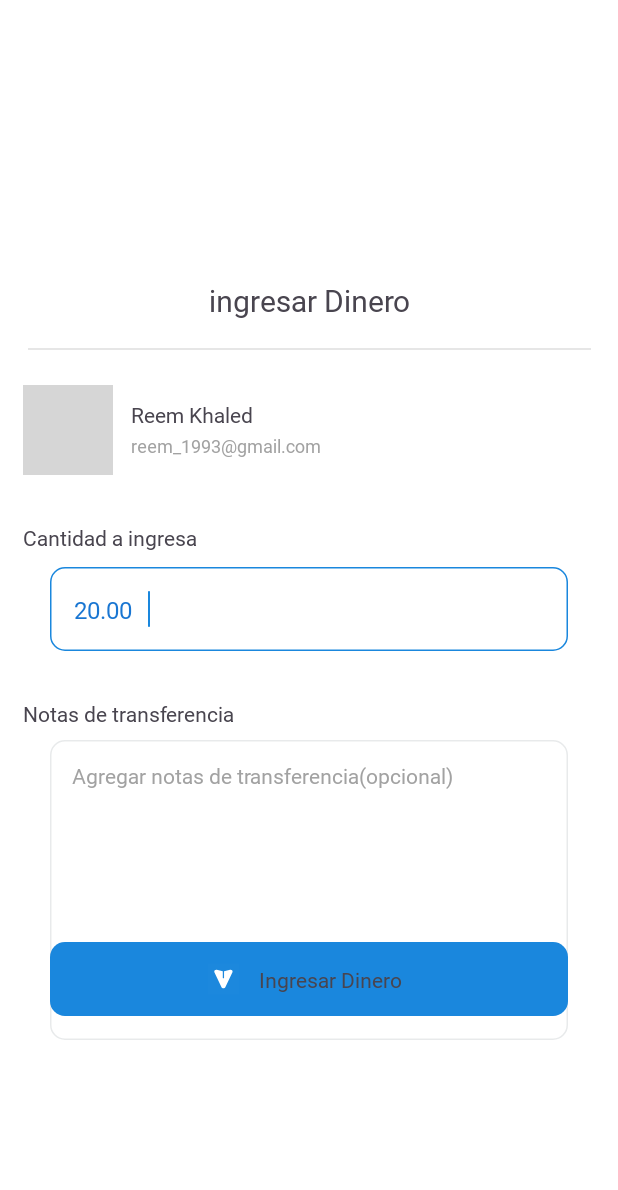
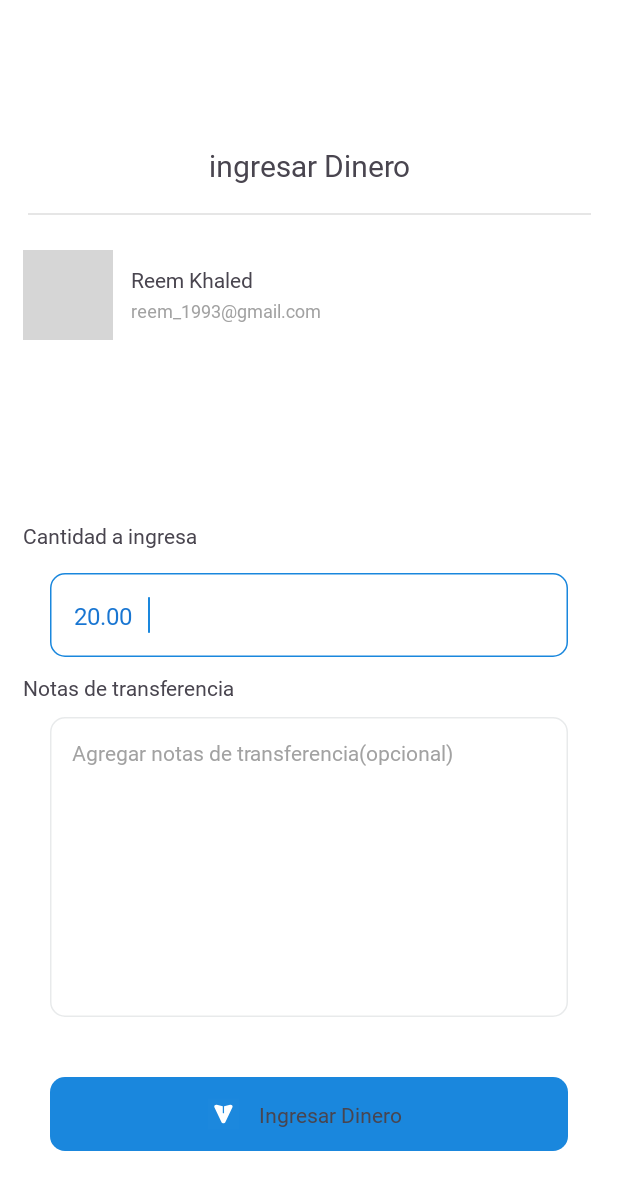
Before and after one commit to noscriptph/WalletAndroid, an Android app: the RequestMoney screen opened through its navigation route, on a phone screen of 412 x 824 dp. Shown: the top 1190 px of the screen. Run offline under Robolectric (Android 15) with nearby library versions, the phone set to English and light mode, and no system bars; grey boxes are pictures that could not be loaded.

Commit message:
modificacion de fragment_send_money.xml y fragment_request_money.xml para ajustar tamaño

```diff
--- a/app/src/main/res/layout/fragment_request_money.xml
+++ b/app/src/main/res/layout/fragment_request_money.xml
@@ -7,6 +7,19 @@
     android:layout_height="match_parent"
     android:background="@drawable/background_request_money"
     tools:context=".vista.fragments.RequestMoney">
+
+    <ListView
+        android:layout_width="345dp"
+        android:layout_height="75dp"
+        android:layout_marginStart="15dp"
+        android:layout_marginTop="15dp"
+        android:layout_marginEnd="15dp"
+        android:layout_marginBottom="30dp"
+        android:autofillHints="Destinatario"
+        app:layout_constraintBottom_toTopOf="@+id/textView46"
+        app:layout_constraintEnd_toEndOf="parent"
+        app:layout_constraintStart_toStartOf="parent"
+        app:layout_constraintTop_toBottomOf="@+id/imageView21" />
 
 
     <ImageView
@@ -28,12 +41,12 @@
         android:layout_width="wrap_content"
         android:layout_height="wrap_content"
         android:layout_marginStart="15dp"
-        android:layout_marginTop="8dp"
         android:layout_marginEnd="15dp"
+        android:layout_marginBottom="40dp"
         android:src="@drawable/rectangle2"
+        app:layout_constraintBottom_toTopOf="@+id/imageView25"
         app:layout_constraintEnd_toEndOf="parent"
         app:layout_constraintStart_toStartOf="parent"
-        app:layout_constraintTop_toBottomOf="@+id/textView47"
         tools:ignore="ContentDescription,ImageContrastCheck" />
 
     <ImageView
@@ -41,12 +54,12 @@
         android:layout_width="345dp"
         android:layout_height="56dp"
         android:layout_marginStart="15dp"
-        android:layout_marginTop="247dp"
         android:layout_marginEnd="15dp"
+        android:layout_marginBottom="40dp"
         android:src="@drawable/rectangle"
+        app:layout_constraintBottom_toTopOf="@+id/imageView23"
         app:layout_constraintEnd_toEndOf="parent"
         app:layout_constraintStart_toStartOf="parent"
-        app:layout_constraintTop_toTopOf="parent"
         tools:ignore="ContentDescription" />
 
     <ImageView
@@ -115,20 +128,22 @@
         android:layout_width="wrap_content"
         android:layout_height="wrap_content"
         android:layout_marginStart="15dp"
-        android:layout_marginTop="32dp"
+        android:layout_marginBottom="15dp"
         android:fontFamily="@font/jua_regular"
         android:text="@string/cantidad_a_ingresa"
-        app:layout_constraintStart_toStartOf="parent"
-        app:layout_constraintTop_toBottomOf="@+id/imageView21" />
+        app:layout_constraintBottom_toTopOf="@+id/imageView22"
+        app:layout_constraintStart_toStartOf="parent" />
 
     <TextView
         android:id="@+id/textView47"
         android:layout_width="wrap_content"
         android:layout_height="wrap_content"
         android:layout_marginStart="15dp"
-        android:layout_marginTop="32dp"
+        android:layout_marginTop="15dp"
+        android:layout_marginBottom="15dp"
         android:fontFamily="@font/jua_regular"
         android:text="@string/notas_de_transferencia"
+        app:layout_constraintBottom_toTopOf="@+id/imageView23"
         app:layout_constraintStart_toStartOf="parent"
         app:layout_constraintTop_toBottomOf="@+id/imageView22" />
 
--- a/app/src/main/res/layout/fragment_send_money.xml
+++ b/app/src/main/res/layout/fragment_send_money.xml
@@ -143,13 +143,14 @@
         android:layout_width="wrap_content"
         android:layout_height="wrap_content"
         android:layout_marginStart="-20dp"
-        android:layout_marginTop="32dp"
+        android:layout_marginTop="15dp"
         android:layout_marginBottom="15dp"
         android:fontFamily="@font/jua_regular"
         android:text="@string/notas_de_transferencia"
         app:layout_constraintBottom_toTopOf="@+id/imageView23"
         app:layout_constraintStart_toStartOf="@+id/imageView23"
         app:layout_constraintTop_toBottomOf="@+id/imageView22" />
+
 
     <TextView
         android:id="@+id/textView48"
--- a/app/src/main/res/values/strings.xml
+++ b/app/src/main/res/values/strings.xml
@@ -1,8 +1,8 @@
 <resources>
     <string name="app_name">WalletAndroid</string>
     <string name="textview">TextView</string>
-    <string name="appName">AlkeWallet</string>
-    <string name="alkewallet">Alkewallet</string>
+    <string name="appName" translatable="false">AlkeWallet</string>
+    <string name="alkewallet" translatable="false">Alkewallet</string>
     <string name="banner_login_page1">Loguea y empeza a</string>
     <string name="banner_login_page2">transferir!</string>
     <string name="texto_cuadro_solicitud_email">Email</string>
@@ -35,8 +35,8 @@
     <string name="cantidad_a_ingresa">Cantidad a ingresa</string>
     <string name="notas_de_transferencia">Notas de transferencia</string>
     <string name="agregar_notas_de_transferencia_opcional">Agregar notas de transferencia(opcional)</string>
-    <string name="_20_00">20.00</string>
-    <string name="_124_57">$124.57</string>
+    <string name="_20_00" translatable="false">20.00</string>
+    <string name="_124_57" translatable="false">$124.57</string>
     <string name="enviar_dinero">Enviar Dinero</string>
     <string name="profile_picture">profile</string>
     <string name="send_icon">send_icon</string>
```
